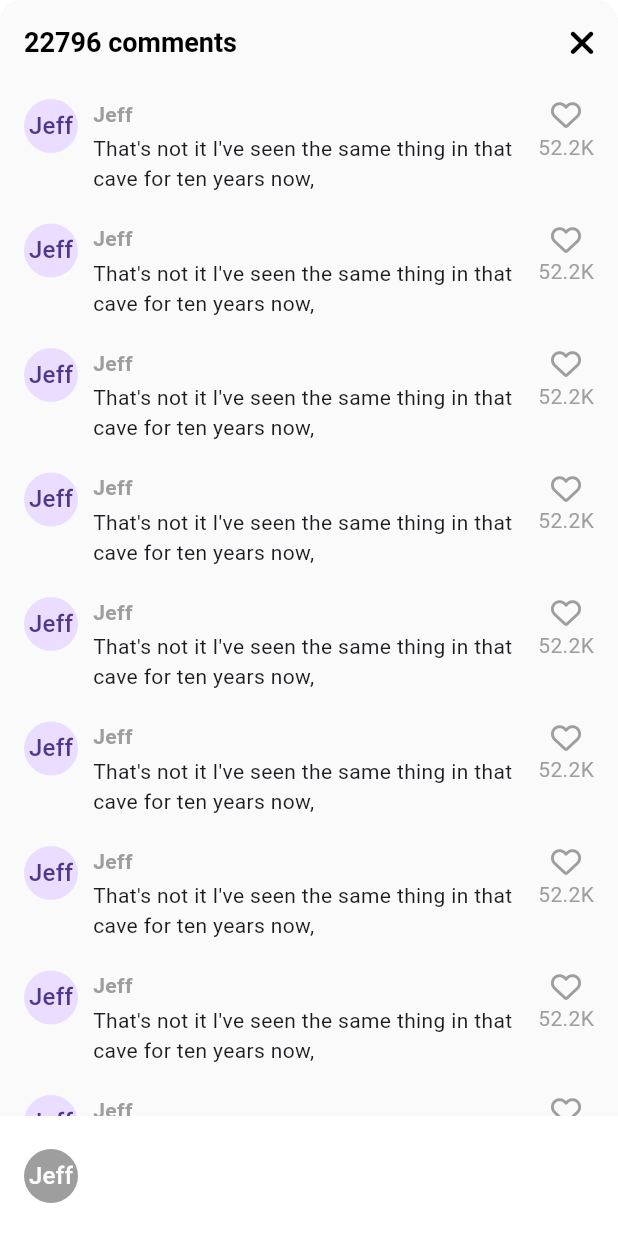
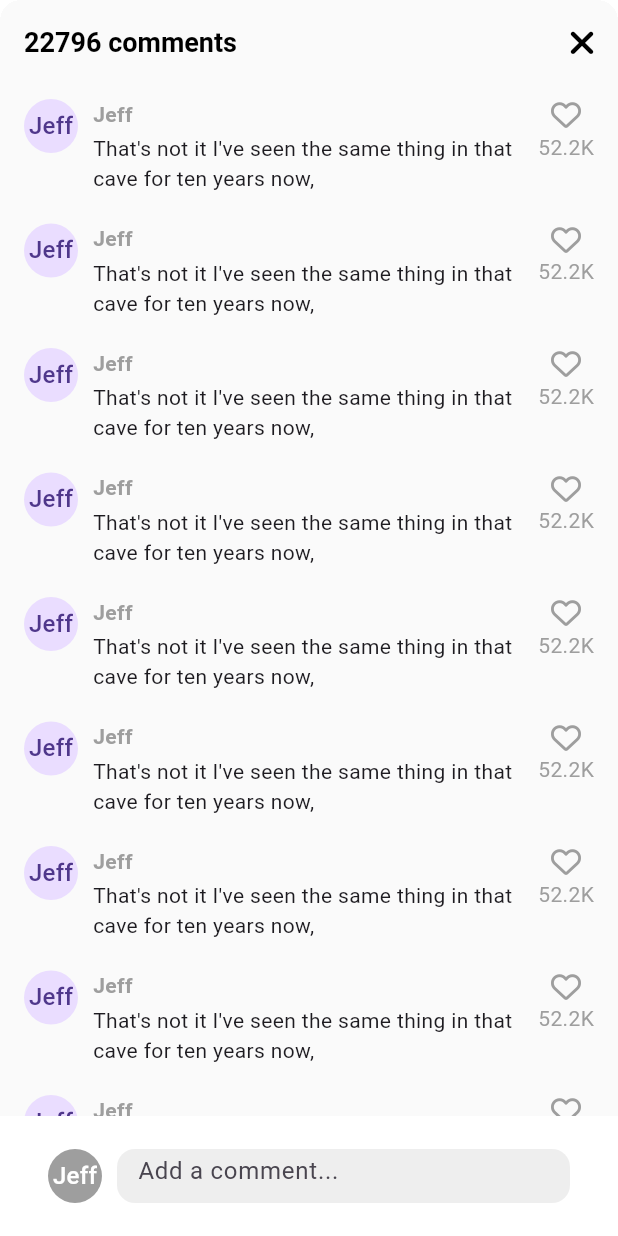
Before and after one commit to Bryson-Joseph/lectures., a Flutter app: the VideoComments screen opened directly, on a phone screen of 412 x 824 dp. Run offline on Flutter 3.47's test engine with Material 3 defaults, Android fonts, the phone set to English and light mode, and no system bars; our stand-ins replace font_awesome_flutter, shared_preferences, video_player, visibility_detector; accounts and stored records are empty; network calls fail.

Commit message:
add comment

```diff
--- a/tiktok_clone/lib/features/videos/widgets/video_comments.dart
+++ b/tiktok_clone/lib/features/videos/widgets/video_comments.dart
@@ -93,6 +93,11 @@ class _VideoCommentsState extends State<VideoComments> {
               width: MediaQuery.of(context).size.width,
               child: BottomAppBar(
                 color: Colors.white,
+                child: Padding(
+                  padding: const EdgeInsets.symmetric(
+                    horizontal: Sizes.size16,
+                    vertical: Sizes.size10,
+                  ),
                   child: Row(
                     children: [
                       CircleAvatar(
@@ -101,7 +106,27 @@ class _VideoCommentsState extends State<VideoComments> {
                         foregroundColor: Colors.white,
                         child: const Text("Jeff"),
                       ),
+                      Gaps.h10,
+                      Expanded(
+                        child: TextField(
+                          cursorColor: Theme.of(context).primaryColor,
+                          decoration: InputDecoration(
+                            hintText: "Add a comment...",
+                            border: OutlineInputBorder(
+                              borderRadius: BorderRadius.circular(Sizes.size12),
+                              borderSide: BorderSide.none,
+                            ),
+                            filled: true,
+                            fillColor: Colors.grey.shade200,
+                            contentPadding: const EdgeInsets.symmetric(
+                              horizontal: Sizes.size10,
+                              vertical: Sizes.size12,
+                            ),
+                          ),
+                        ),
+                      ),
                     ],
+                  ),
                 ),
               ),
             )
```
Lines whose indentation alone changed are shown as unchanged.
